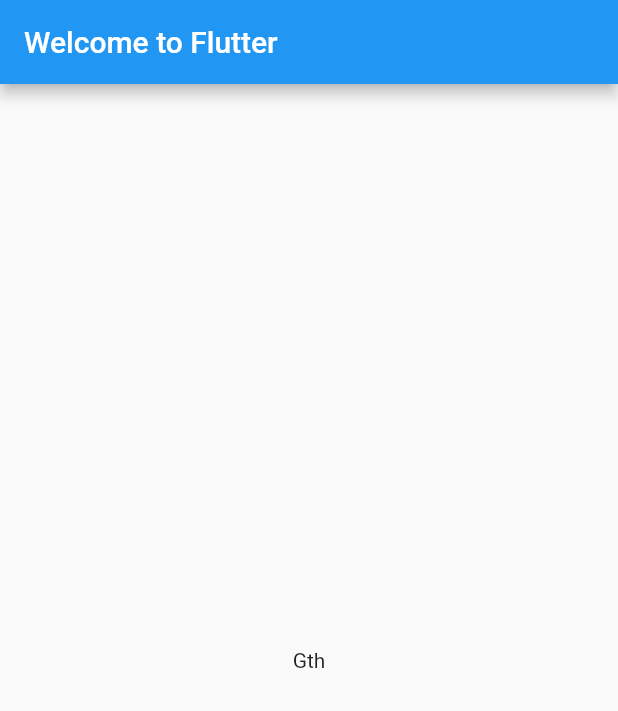
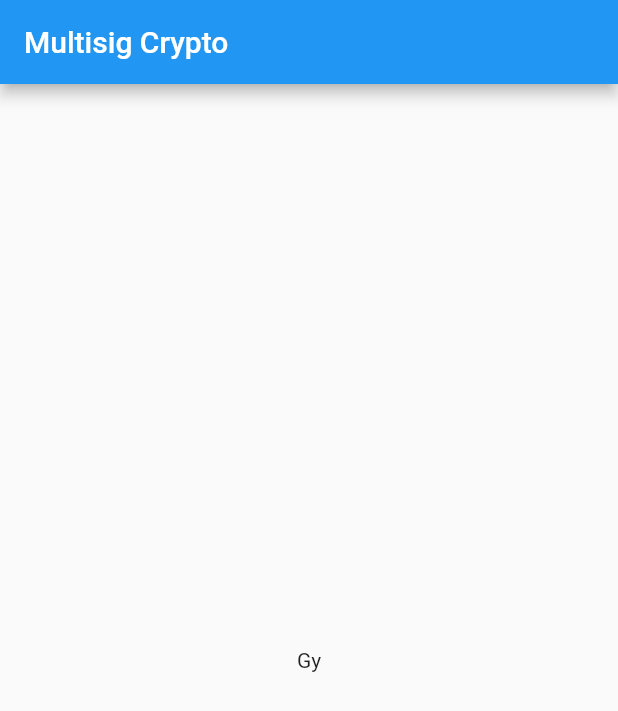
Before and after one commit to DecentralizeJustice/MultisigMobile, a Flutter app: the screen it shows after launch, on a phone screen of 412 x 824 dp. Shown: the top 711 px of the screen. Run offline on Flutter 3.47's test engine with Material 2 defaults, Android fonts, the phone set to English and light mode, and no system bars.

Commit message:
Working On Phone

```diff
--- a/lib/main.dart
+++ b/lib/main.dart
@@ -9,10 +9,10 @@ class MyApp extends StatelessWidget {
       title: 'Welcome to Flutter',
       home: Scaffold(
         appBar: AppBar(
-          title: Text('Welcome to Flutter'),
+          title: Text('Multisig Crypto'),
         ),
         body: Center(
-          child: Text('Gth'),
+          child: Text('Gy'),
         ),
       ),
     );
```
